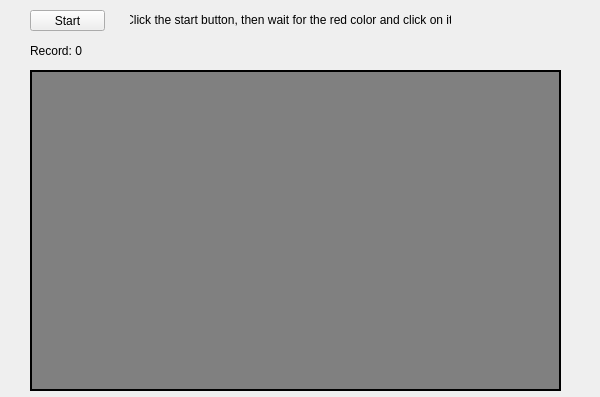
The window that MyGame/MyGame.ui (cyberMaxwell/ReactionTime) describes before a commit, drawn with Qt 5.
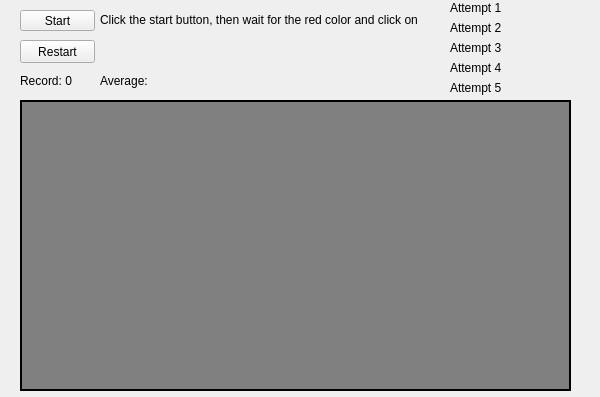
The same window after the commit.

Commit message: Added attempts, average time and restart button.

Diff of the .ui file:
```diff
--- a/MyGame/MyGame.ui
+++ b/MyGame/MyGame.ui
@@ -22,10 +22,10 @@
    </property>
    <property name="geometry">
     <rect>
-     <x>30</x>
-     <y>70</y>
-     <width>531</width>
-     <height>321</height>
+     <x>20</x>
+     <y>100</y>
+     <width>551</width>
+     <height>291</height>
     </rect>
    </property>
    <property name="palette">
@@ -133,7 +133,7 @@
   <widget class="QLabel" name="labelTime">
    <property name="geometry">
     <rect>
-     <x>140</x>
+     <x>100</x>
      <y>40</y>
      <width>291</width>
      <height>21</height>
@@ -143,13 +143,13 @@
     <string/>
    </property>
    <property name="alignment">
-    <set>Qt::AlignCenter</set>
+    <set>Qt::AlignLeading|Qt::AlignLeft|Qt::AlignVCenter</set>
    </property>
   </widget>
   <widget class="QLabel" name="label">
    <property name="geometry">
     <rect>
-     <x>130</x>
+     <x>100</x>
      <y>10</y>
      <width>321</width>
      <height>20</height>
@@ -159,13 +159,13 @@
     <string>Click the start button, then wait for the red color and click on it.</string>
    </property>
    <property name="alignment">
-    <set>Qt::AlignCenter</set>
+    <set>Qt::AlignLeading|Qt::AlignLeft|Qt::AlignVCenter</set>
    </property>
   </widget>
   <widget class="QPushButton" name="startButton">
    <property name="geometry">
     <rect>
-     <x>30</x>
+     <x>20</x>
      <y>10</y>
      <width>75</width>
      <height>21</height>
@@ -181,8 +181,8 @@
   <widget class="QLabel" name="labelRecord">
    <property name="geometry">
     <rect>
-     <x>30</x>
-     <y>40</y>
+     <x>20</x>
+     <y>70</y>
      <width>71</width>
      <height>21</height>
     </rect>
@@ -191,6 +191,175 @@
     <string>Record: 0</string>
    </property>
   </widget>
+  <widget class="QLabel" name="labelAttempt1">
+   <property name="geometry">
+    <rect>
+     <x>450</x>
+     <y>0</y>
+     <width>51</width>
+     <height>16</height>
+    </rect>
+   </property>
+   <property name="text">
+    <string>Attempt 1:</string>
+   </property>
+  </widget>
+  <widget class="QLabel" name="labelAttempt2">
+   <property name="geometry">
+    <rect>
+     <x>450</x>
+     <y>20</y>
+     <width>51</width>
+     <height>16</height>
+    </rect>
+   </property>
+   <property name="text">
+    <string>Attempt 2:</string>
+   </property>
+  </widget>
+  <widget class="QLabel" name="labelAttempt3">
+   <property name="geometry">
+    <rect>
+     <x>450</x>
+     <y>40</y>
+     <width>51</width>
+     <height>16</height>
+    </rect>
+   </property>
+   <property name="text">
+    <string>Attempt 3:</string>
+   </property>
+  </widget>
+  <widget class="QLabel" name="labelAttempt4">
+   <property name="geometry">
+    <rect>
+     <x>450</x>
+     <y>80</y>
+     <width>51</width>
+     <height>16</height>
+    </rect>
+   </property>
+   <property name="text">
+    <string>Attempt 5:</string>
+   </property>
+  </widget>
+  <widget class="QLabel" name="labelAttempt5">
+   <property name="geometry">
+    <rect>
+     <x>450</x>
+     <y>60</y>
+     <width>51</width>
+     <height>16</height>
+    </rect>
+   </property>
+   <property name="text">
+    <string>Attempt 4:</string>
+   </property>
+  </widget>
+  <widget class="QLabel" name="attempt1">
+   <property name="geometry">
+    <rect>
+     <x>510</x>
+     <y>0</y>
+     <width>47</width>
+     <height>16</height>
+    </rect>
+   </property>
+   <property name="text">
+    <string/>
+   </property>
+  </widget>
+  <widget class="QLabel" name="attempt5">
+   <property name="geometry">
+    <rect>
+     <x>510</x>
+     <y>80</y>
+     <width>47</width>
+     <height>16</height>
+    </rect>
+   </property>
+   <property name="text">
+    <string/>
+   </property>
+  </widget>
+  <widget class="QLabel" name="attempt4">
+   <property name="geometry">
+    <rect>
+     <x>510</x>
+     <y>60</y>
+     <width>47</width>
+     <height>16</height>
+    </rect>
+   </property>
+   <property name="text">
+    <string/>
+   </property>
+  </widget>
+  <widget class="QLabel" name="attempt3">
+   <property name="geometry">
+    <rect>
+     <x>510</x>
+     <y>40</y>
+     <width>47</width>
+     <height>16</height>
+    </rect>
+   </property>
+   <property name="text">
+    <string/>
+   </property>
+  </widget>
+  <widget class="QLabel" name="attempt2">
+   <property name="geometry">
+    <rect>
+     <x>510</x>
+     <y>20</y>
+     <width>47</width>
+     <height>16</height>
+    </rect>
+   </property>
+   <property name="text">
+    <string/>
+   </property>
+  </widget>
+  <widget class="QLabel" name="averageText">
+   <property name="geometry">
+    <rect>
+     <x>100</x>
+     <y>70</y>
+     <width>51</width>
+     <height>21</height>
+    </rect>
+   </property>
+   <property name="text">
+    <string>Average: </string>
+   </property>
+  </widget>
+  <widget class="QLabel" name="averageTimeLabel">
+   <property name="geometry">
+    <rect>
+     <x>150</x>
+     <y>70</y>
+     <width>47</width>
+     <height>21</height>
+    </rect>
+   </property>
+   <property name="text">
+    <string/>
+   </property>
+  </widget>
+  <widget class="QPushButton" name="restartButton">
+   <property name="geometry">
+    <rect>
+     <x>20</x>
+     <y>40</y>
+     <width>75</width>
+     <height>23</height>
+    </rect>
+   </property>
+   <property name="text">
+    <string>Restart</string>
+   </property>
+  </widget>
  </widget>
  <layoutdefault spacing="6" margin="11"/>
  <resources>
```
The commit also changes 10 other files.
